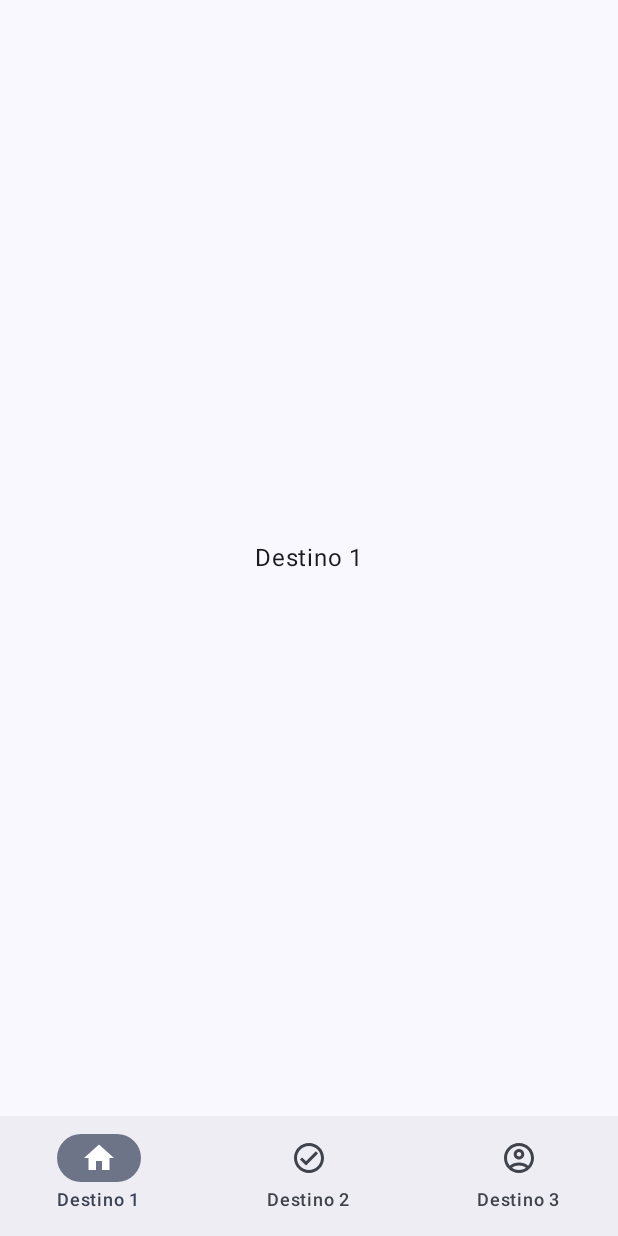
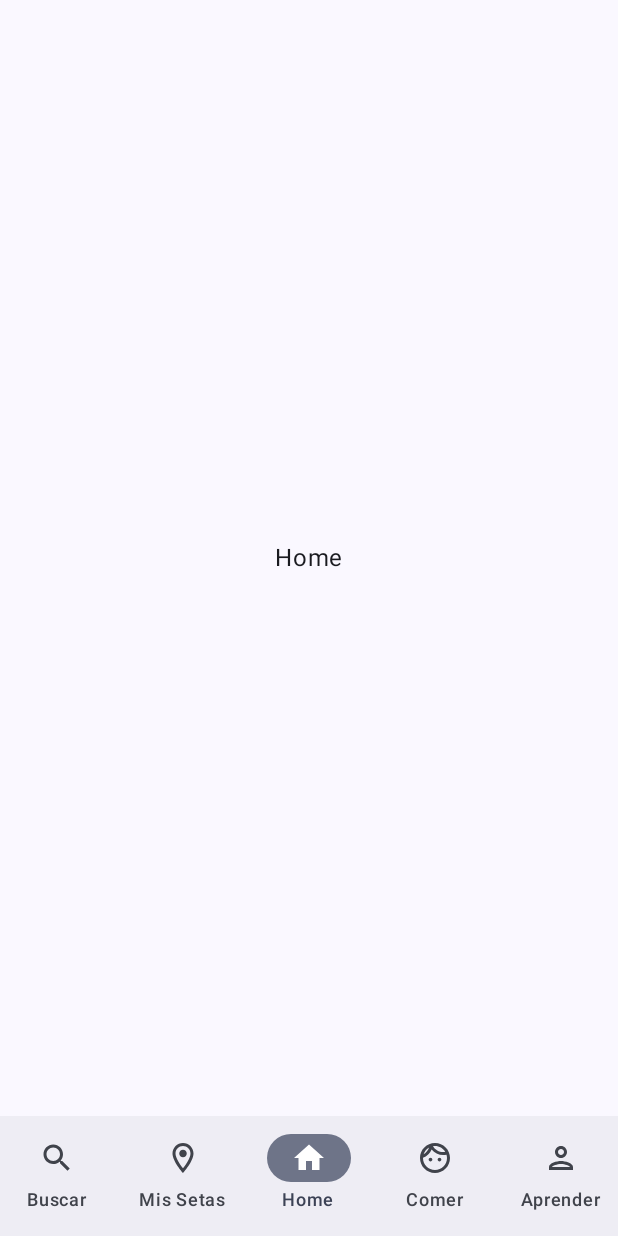
Before and after one commit to Voldwyce/Urfungi, an Android app built with Jetpack Compose: the screen it shows after launch (MainActivity), on a phone screen of 412 x 824 dp. Run offline under Robolectric (Android 15) with nearby library versions, the phone set to English and light mode, and no system bars.

Commit message:
Modificaciones BottomNavigationBar

```diff
--- a/app/src/main/java/com/example/urfungi/Destino.kt
+++ b/app/src/main/java/com/example/urfungi/Destino.kt
@@ -4,10 +4,20 @@ import androidx.annotation.StringRes
 import androidx.compose.material.icons.Icons
 import androidx.compose.material.icons.filled.AccountCircle
 import androidx.compose.material.icons.filled.CheckCircle
+import androidx.compose.material.icons.filled.Face
 import androidx.compose.material.icons.filled.Home
+import androidx.compose.material.icons.filled.LocationOn
+import androidx.compose.material.icons.filled.Person
+import androidx.compose.material.icons.filled.Search
+import androidx.compose.material.icons.filled.Share
 import androidx.compose.material.icons.outlined.AccountCircle
+import androidx.compose.material.icons.outlined.Build
 import androidx.compose.material.icons.outlined.CheckCircle
+import androidx.compose.material.icons.outlined.Face
 import androidx.compose.material.icons.outlined.Home
+import androidx.compose.material.icons.outlined.LocationOn
+import androidx.compose.material.icons.outlined.Person
+import androidx.compose.material.icons.outlined.Search
 import androidx.compose.ui.graphics.vector.ImageVector
 
 enum class Destino(
@@ -19,21 +29,35 @@ enum class Destino(
     Destino1(
         ruta = "destino1",
         nombre = R.string.destino1,
-        icono = Icons.Outlined.Home,
-        iconoSeleccionado = Icons.Filled.Home
+        icono = Icons.Outlined.Search,
+        iconoSeleccionado = Icons.Filled.Search
     ),
 
     Destino2(
         ruta = "destino2",
         nombre = R.string.destino2,
-        icono = Icons.Outlined.CheckCircle,
-        iconoSeleccionado = Icons.Filled.CheckCircle
+        icono = Icons.Outlined.LocationOn,
+        iconoSeleccionado = Icons.Filled.LocationOn
     ),
 
     Destino3(
-        ruta = "destino3",
-        nombre = R.string.destino3,
-        icono = Icons.Outlined.AccountCircle,
-        iconoSeleccionado = Icons.Filled.AccountCircle
+    ruta = "destino3",
+    nombre = R.string.destino3,
+    icono = Icons.Outlined.Home,
+    iconoSeleccionado = Icons.Filled.Home
+    ),
+
+    Destino4(
+        ruta = "destino4",
+        nombre = R.string.destino4,
+        icono = Icons.Outlined.Face,
+        iconoSeleccionado = Icons.Filled.Face
+    ),
+
+    Destino5(
+        ruta = "destino5",
+        nombre = R.string.destino5,
+        icono = Icons.Outlined.Person,
+        iconoSeleccionado = Icons.Filled.Person
     )
 }
--- a/app/src/main/res/values/strings.xml
+++ b/app/src/main/res/values/strings.xml
@@ -1,7 +1,10 @@
 <resources>
     <string name="app_name">Compose</string>
 
-    <string name="destino1">Destino 1</string>
-    <string name="destino2">Destino 2</string>
-    <string name="destino3">Destino 3</string>
+    <string name="destino1">Buscar</string>
+    <string name="destino2">Mis Setas</string>
+    <string name="destino3">Home</string>
+    <string name="destino4">Comer</string>
+    <string name="destino5">Aprender</string>
+
 </resources>
```
Also changed, not shown: app/src/main/java/com/example/urfungi/MainActivity.kt (+55 -4 lines).
